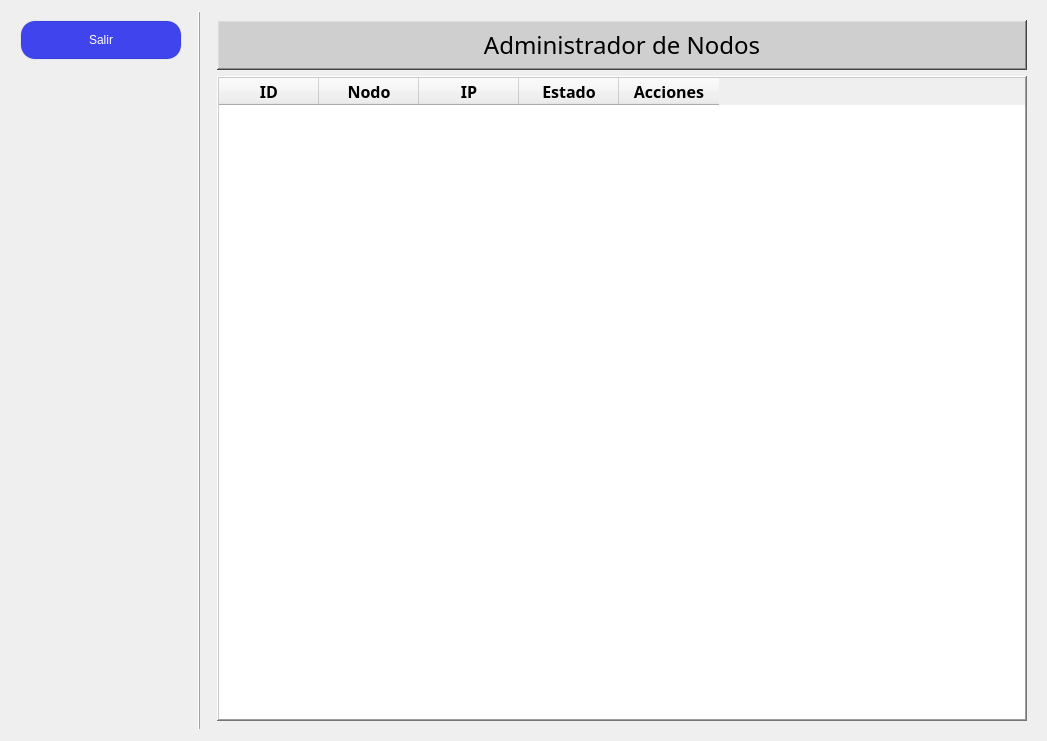
Before: the Qt Designer form SafeSpace/bootstrap/src/view/nodes/nodespage.ui in Svndda/CI-0123-PIRS-incomprendidos, drawn with Qt 5.
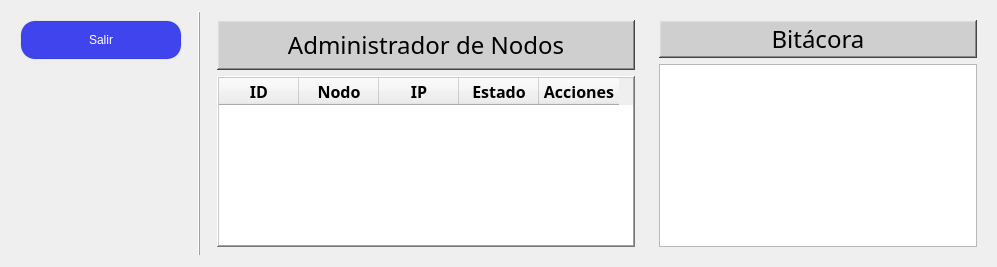
After: the same form once the commit is applied. Custom widgets are drawn as their Qt base class.

Commit message: feat: Added logbook on nodes page and his logic.

What changed in the file:
```diff
--- a/SafeSpace/bootstrap/src/view/nodes/nodespage.ui
+++ b/SafeSpace/bootstrap/src/view/nodes/nodespage.ui
@@ -6,8 +6,8 @@
    <rect>
     <x>0</x>
     <y>0</y>
-    <width>1047</width>
-    <height>741</height>
+    <width>997</width>
+    <height>267</height>
    </rect>
   </property>
   <property name="sizePolicy">
@@ -117,6 +117,43 @@
      </layout>
     </widget>
    </item>
+   <item row="0" column="1">
+    <widget class="Line" name="line">
+     <property name="sizePolicy">
+      <sizepolicy hsizetype="Expanding" vsizetype="Expanding">
+       <horstretch>0</horstretch>
+       <verstretch>0</verstretch>
+      </sizepolicy>
+     </property>
+     <property name="minimumSize">
+      <size>
+       <width>5</width>
+       <height>0</height>
+      </size>
+     </property>
+     <property name="maximumSize">
+      <size>
+       <width>5</width>
+       <height>16777215</height>
+      </size>
+     </property>
+     <property name="styleSheet">
+      <string notr="true"/>
+     </property>
+     <property name="frameShadow">
+      <enum>QFrame::Shadow::Raised</enum>
+     </property>
+     <property name="lineWidth">
+      <number>1</number>
+     </property>
+     <property name="midLineWidth">
+      <number>0</number>
+     </property>
+     <property name="orientation">
+      <enum>Qt::Orientation::Vertical</enum>
+     </property>
+    </widget>
+   </item>
    <item row="0" column="2">
     <widget class="QWidget" name="widget" native="true">
      <layout class="QVBoxLayout" name="verticalLayout_2">
@@ -189,20 +226,23 @@
         <property name="rowCount">
          <number>0</number>
         </property>
+        <attribute name="horizontalHeaderVisible">
+         <bool>true</bool>
+        </attribute>
         <attribute name="horizontalHeaderCascadingSectionResizes">
          <bool>false</bool>
         </attribute>
         <attribute name="horizontalHeaderMinimumSectionSize">
-         <number>100</number>
+         <number>40</number>
+        </attribute>
+        <attribute name="horizontalHeaderDefaultSectionSize">
+         <number>80</number>
         </attribute>
         <attribute name="horizontalHeaderShowSortIndicator" stdset="0">
          <bool>true</bool>
         </attribute>
-        <attribute name="verticalHeaderMinimumSectionSize">
-         <number>100</number>
-        </attribute>
         <attribute name="verticalHeaderDefaultSectionSize">
-         <number>100</number>
+         <number>40</number>
         </attribute>
         <attribute name="verticalHeaderShowSortIndicator" stdset="0">
          <bool>true</bool>
@@ -275,41 +315,75 @@
      </layout>
     </widget>
    </item>
-   <item row="0" column="1">
-    <widget class="Line" name="line">
+   <item row="0" column="3">
+    <widget class="QWidget" name="widget_2" native="true">
      <property name="sizePolicy">
-      <sizepolicy hsizetype="Expanding" vsizetype="Expanding">
+      <sizepolicy hsizetype="Preferred" vsizetype="Preferred">
        <horstretch>0</horstretch>
        <verstretch>0</verstretch>
       </sizepolicy>
      </property>
-     <property name="minimumSize">
-      <size>
-       <width>5</width>
-       <height>0</height>
-      </size>
-     </property>
      <property name="maximumSize">
       <size>
-       <width>5</width>
+       <width>500</width>
        <height>16777215</height>
       </size>
      </property>
-     <property name="styleSheet">
-      <string notr="true"/>
-     </property>
-     <property name="frameShadow">
-      <enum>QFrame::Shadow::Raised</enum>
-     </property>
-     <property name="lineWidth">
-      <number>1</number>
-     </property>
-     <property name="midLineWidth">
-      <number>0</number>
-     </property>
-     <property name="orientation">
-      <enum>Qt::Orientation::Vertical</enum>
-     </property>
+     <layout class="QVBoxLayout" name="verticalLayout_3">
+      <item>
+       <widget class="QLabel" name="logbook_label">
+        <property name="sizePolicy">
+         <sizepolicy hsizetype="Expanding" vsizetype="Expanding">
+          <horstretch>0</horstretch>
+          <verstretch>0</verstretch>
+         </sizepolicy>
+        </property>
+        <property name="maximumSize">
+         <size>
+          <width>500</width>
+          <height>50</height>
+         </size>
+        </property>
+        <property name="font">
+         <font>
+          <family>Impact</family>
+          <pointsize>18</pointsize>
+          <bold>false</bold>
+          <underline>false</underline>
+         </font>
+        </property>
+        <property name="styleSheet">
+         <string notr="true">color: black;
+background-color: rgb(207, 207, 207);</string>
+        </property>
+        <property name="frameShape">
+         <enum>QFrame::Shape::WinPanel</enum>
+        </property>
+        <property name="frameShadow">
+         <enum>QFrame::Shadow::Raised</enum>
+        </property>
+        <property name="lineWidth">
+         <number>1</number>
+        </property>
+        <property name="text">
+         <string>Bitácora</string>
+        </property>
+        <property name="alignment">
+         <set>Qt::AlignmentFlag::AlignCenter</set>
+        </property>
+       </widget>
+      </item>
+      <item>
+       <widget class="QListView" name="logbook_list">
+        <property name="maximumSize">
+         <size>
+          <width>500</width>
+          <height>16777215</height>
+         </size>
+        </property>
+       </widget>
+      </item>
+     </layout>
     </widget>
    </item>
   </layout>
```
The commit also changes 6 other files.
